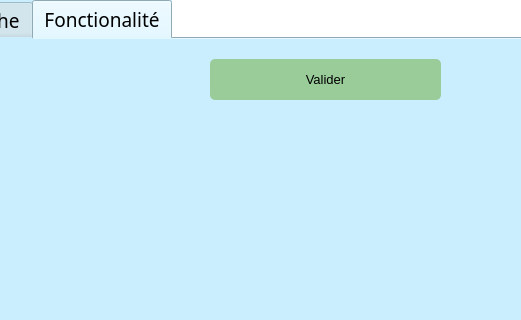
Before: the Qt Designer form mainwindow.ui in ProjetCpp-2425/projetcpp-smart-cleaning-store, drawn with Qt 5; both pictures show x 502 to 1023 and y 0 to 320 of the 1200 by 644 pixel window.
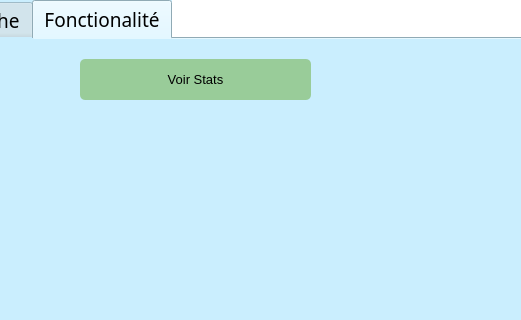
After: the same form once the commit is applied. Icons and pictures are not drawn.

Commit message: Fixed Stats + modified parameters + arduino

```diff
--- a/mainwindow.ui
+++ b/mainwindow.ui
@@ -1148,7 +1148,7 @@
      <widget class="QPushButton" name="btn_statut">
       <property name="geometry">
        <rect>
-        <x>440</x>
+        <x>310</x>
         <y>20</y>
         <width>231</width>
         <height>41</height>
@@ -1158,7 +1158,7 @@
        <string notr="true">background-color:#99CC99</string>
       </property>
       <property name="text">
-       <string>Valider</string>
+       <string>Voir Stats</string>
       </property>
      </widget>
     </widget>
```
The commit also changes 8 other files.
